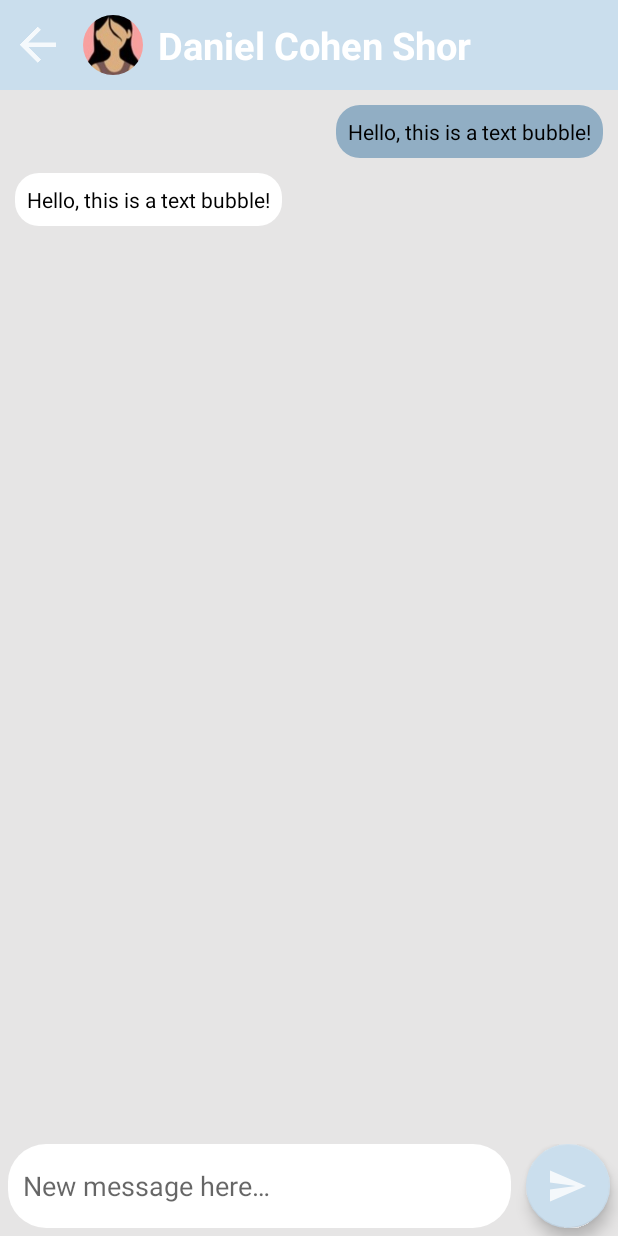
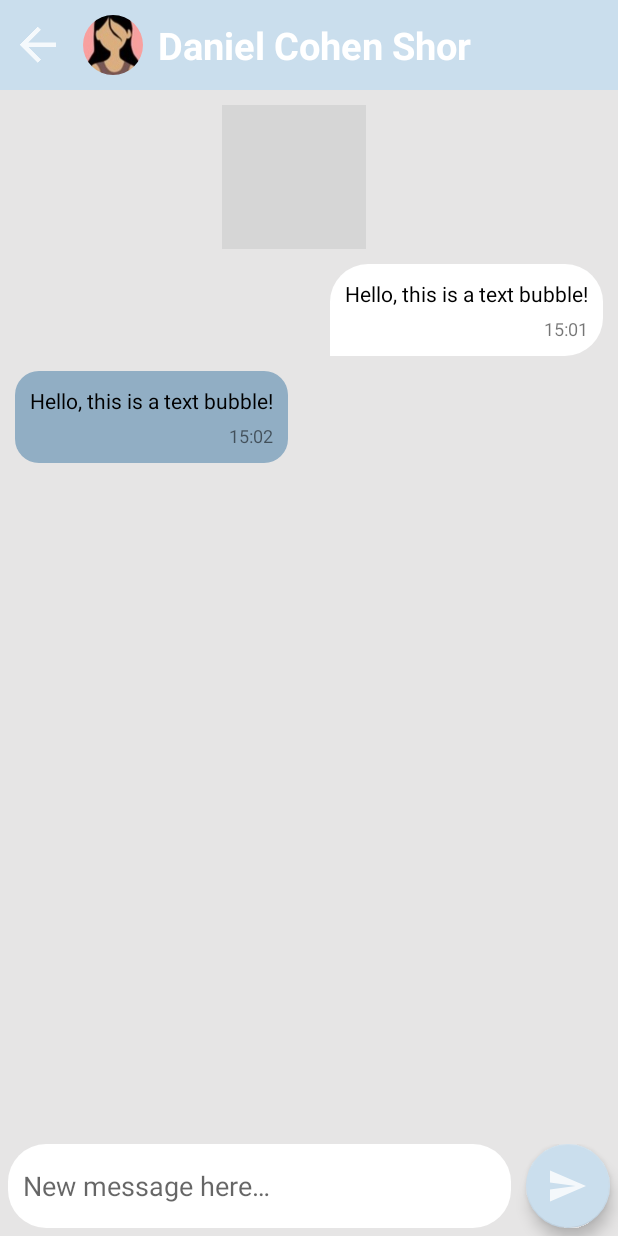
Before and after one commit to DanielCohenShor/STF_Android, an Android app: the screen it shows after launch (ChatActivity), on a phone screen of 412 x 824 dp. Run offline under Robolectric (Android 15) with nearby library versions, the phone set to English and light mode, and no system bars; our stand-ins replace CircleImageView; grey boxes are pictures that could not be loaded.

Commit message:
fix chat screen design

```diff
--- a/app/build.gradle
+++ b/app/build.gradle
@@ -29,6 +29,7 @@ android {
 }
 
 dependencies {
+    implementation 'androidx.cardview:cardview:1.0.0'
     implementation 'de.hdodenhof:circleimageview:3.1.0'
     implementation 'androidx.appcompat:appcompat:1.6.1'
     implementation 'com.google.android.material:material:1.9.0'
--- a/app/src/main/res/drawable/contact_text_bubble_drawable.xml
+++ b/app/src/main/res/drawable/contact_text_bubble_drawable.xml
@@ -1,5 +1,9 @@
 <?xml version="1.0" encoding="utf-8"?>
 <shape xmlns:android="http://schemas.android.com/apk/res/android">
     <solid android:color="@color/white" /> <!-- Set the background color of the bubble -->
-    <corners android:radius="16dp" /> <!-- Set the corner radius of the bubble -->
+    <corners
+        android:topLeftRadius="25dp"
+        android:topRightRadius="25dp"
+        android:bottomLeftRadius="0dp"
+        android:bottomRightRadius="25dp" />
 </shape>
--- a/app/src/main/res/layout/activity_chat.xml
+++ b/app/src/main/res/layout/activity_chat.xml
@@ -57,28 +57,73 @@
         app:layout_constraintTop_toBottomOf="@+id/linearLayout">
 
         <TextView
-            android:id="@+id/tvMyMessage"
+            android:id="@+id/tvDate"
             android:layout_width="wrap_content"
             android:layout_height="wrap_content"
-            android:background="@drawable/my_text_bubble_drawable"
+            android:background="@drawable/chat_date_bubble_drawable"
             android:padding="8dp"
-            android:text="Hello, this is a text bubble!"
-            android:textColor="@color/black"
+            android:text="08.06.2023"
+            android:textColor="@color/white"
+            android:layout_gravity="center"
+            android:layout_marginEnd="10dp"
+            android:layout_marginTop="10dp"/>
+
+        <LinearLayout
+            android:layout_width="wrap_content"
+            android:layout_height="wrap_content"
+            android:background="@drawable/contact_text_bubble_drawable"
+            android:padding="10dp"
+            android:orientation="vertical"
             android:layout_gravity="end"
             android:layout_marginEnd="10dp"
-            android:layout_marginTop="10dp"/>
+            android:layout_marginTop="10dp">
 
             <TextView
                 android:id="@+id/tvContactMessage"
                 android:layout_width="wrap_content"
                 android:layout_height="wrap_content"
-            android:background="@drawable/contact_text_bubble_drawable"
-            android:padding="8dp"
                 android:text="Hello, this is a text bubble!"
                 android:textColor="@color/black"
+                android:layout_gravity="end"
+                android:paddingBottom="5dp"/>
+
+            <TextView
+                android:id="@+id/tvMessageTime"
+                android:layout_width="wrap_content"
+                android:layout_height="wrap_content"
+                android:text="15:01"
+                android:layout_gravity="end"
+                android:textSize="12sp"/>
+        </LinearLayout>
+
+        <LinearLayout
+            android:layout_width="wrap_content"
+            android:layout_height="wrap_content"
+            android:background="@drawable/my_text_bubble_drawable"
+            android:padding="10dp"
+            android:orientation="vertical"
             android:layout_gravity="start"
             android:layout_marginStart="10dp"
-            android:layout_marginTop="10dp"/>
+            android:layout_marginTop="10dp">
+
+            <TextView
+                android:id="@+id/tvMyMessage"
+                android:layout_width="wrap_content"
+                android:layout_height="wrap_content"
+                android:text="Hello, this is a text bubble!"
+                android:textColor="@color/black"
+                android:layout_gravity="end"
+                android:paddingBottom="5dp"/>
+
+            <TextView
+                android:id="@+id/tvMessageTime1"
+                android:layout_width="wrap_content"
+                android:layout_height="wrap_content"
+                android:text="15:02"
+                android:layout_gravity="end"
+                android:textSize="12sp"/>
+        </LinearLayout>
+
     </LinearLayout>
 
     <LinearLayout
```
Also changed, not shown: 1 other file. Lines whose indentation alone changed are shown as unchanged.
